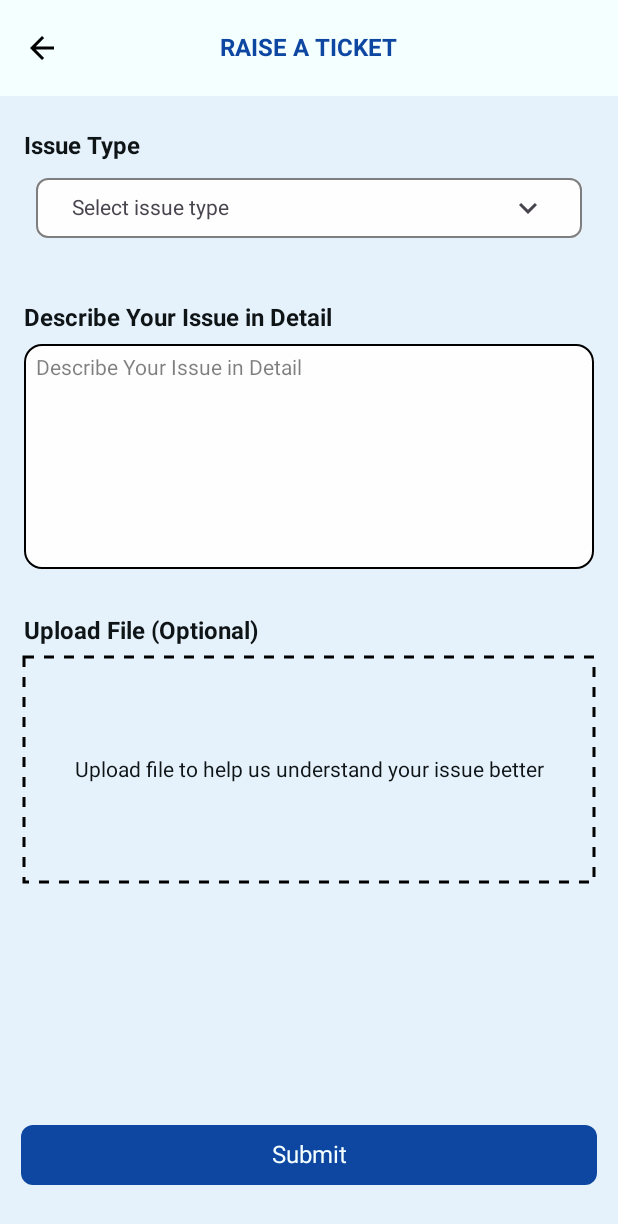
After one commit to deshkaustubh/Internship1Project, an Android app built with Jetpack Compose: the RaiseTicketScreen screen opened through its navigation route, on a phone screen of 412 x 824 dp. The commit adds this screen. Shown: the top 1224 px of the screen. Run offline under Robolectric (Android 15) with nearby library versions, the phone set to English and light mode, and no system bars; our stand-ins replace accompanist.

Commit message:
implemented dashboard floating button screens and navigation both

```diff
--- a/app/src/main/java/com/example/internship1project/composables/DashboardComposables.kt
+++ b/app/src/main/java/com/example/internship1project/composables/DashboardComposables.kt
@@ -70,7 +70,9 @@ import kotlinx.coroutines.launch
 @Composable
 fun DashboardPunchCard(modifier: Modifier = Modifier) {
     Box(
-        modifier = modifier.fillMaxWidth().padding(0.dp)
+        modifier = modifier
+            .fillMaxWidth()
+            .padding(0.dp)
     ) {
         Box(
             modifier = Modifier
@@ -107,13 +109,20 @@ fun DashboardPunchCard(modifier: Modifier = Modifier) {
                             )
                         )
                     )
-                    .padding(top= 8.dp, bottom = 12.dp, start = 12.dp, end = 12.dp)
+                    .padding(top = 8.dp, bottom = 12.dp, start = 12.dp, end = 12.dp)
             ) {
                 // main element -> Punch card
                 Card(
                     modifier = Modifier
                         .fillMaxSize()
-                        .clip(RoundedCornerShape(bottomStart = 32.dp, bottomEnd = 32.dp, topStart = 1.dp, topEnd = 1.dp)),
+                        .clip(
+                            RoundedCornerShape(
+                                bottomStart = 32.dp,
+                                bottomEnd = 32.dp,
+                                topStart = 1.dp,
+                                topEnd = 1.dp
+                            )
+                        ),
                     colors = CardDefaults.cardColors(
                         containerColor = Color(0xFFdaebfd)
                     )
@@ -149,7 +158,10 @@ fun DashboardPunchCard(modifier: Modifier = Modifier) {
                                 )
                             }
                         Spacer(modifier = Modifier.width(20.dp))
-                        Spacer(modifier = Modifier.height(40.dp).background(color = Color(0xFFd8e5ee)).padding(1.dp))
+                        Spacer(modifier = Modifier
+                            .height(40.dp)
+                            .background(color = Color(0xFFd8e5ee))
+                            .padding(1.dp))
                         Spacer(modifier = Modifier.width(20.dp))
 
                         Button(
@@ -233,9 +245,9 @@ fun DashboardTopAppBar(drawerState: DrawerState ) {
 
 // Support button - bottom right
 @Composable
-fun DashboardFloatingActionButton() {
+fun DashboardFloatingActionButton(onClick: () -> Unit) {
     FloatingActionButton(
-        onClick = { /* Handle Support Action */ },
+        onClick = { onClick() } ,
         containerColor = MaterialTheme.colorScheme.tertiary,
         shape = RoundedCornerShape(50.dp),
         modifier = Modifier.padding(16.dp)
--- a/app/src/main/java/com/example/internship1project/screens/ABStartApp.kt
+++ b/app/src/main/java/com/example/internship1project/screens/ABStartApp.kt
@@ -40,10 +40,17 @@ enum class DashboardAndDrawerScreens {
     MyResignation,
     TeamResignation,
 
+    //Dashboard Floating Action Button
+    DashboardFloatingActionButton,
+
     // drawer Screen unique items
     Policy,
     MyHolidays,
     MyTeamEmployees
+}
+
+enum class ScreenToScreen {
+    HelpSupportToRaiseTicket
 }
 
 @Composable
@@ -106,7 +113,30 @@ fun ABStartApp(navController: NavHostController = rememberNavController()) {
                             else -> ABStartApp.Dashboard.name
                         }
                     )
+                },
+                onFloatingActionButtonClicked = {
+                    navController.navigate(DashboardAndDrawerScreens.DashboardFloatingActionButton.name)
                 }
+            )
+        }
+
+
+        // Help and Support Screen from Dashboard Floating Action Button
+
+        composable(route= DashboardAndDrawerScreens.DashboardFloatingActionButton.name){
+            HelpAndSupportScreen(
+                navigateBack = { navController.popBackStack() },
+                onRaiseTicketButtonClick = {
+                    navController.navigate(ScreenToScreen.HelpSupportToRaiseTicket.name)
+                }
+            )
+        }
+
+        // Raise a Ticket Screen From Help and Support
+
+        composable(route = ScreenToScreen.HelpSupportToRaiseTicket.name) {
+            RaiseTicketScreen(
+                navigateBack = {navController.popBackStack()}
             )
         }
 
--- a/app/src/main/java/com/example/internship1project/screens/DashboardScreen.kt
+++ b/app/src/main/java/com/example/internship1project/screens/DashboardScreen.kt
@@ -47,7 +47,7 @@ import com.google.accompanist.systemuicontroller.rememberSystemUiController
 import kotlinx.coroutines.launch
 
 @Composable
-fun DashboardScreen(onCardClicked: (Int) -> Unit, onDrawerOptionClicked: (Int) -> Unit) {
+fun DashboardScreen(onCardClicked: (Int) -> Unit, onDrawerOptionClicked: (Int) -> Unit, onFloatingActionButtonClicked:()-> Unit ) {
     val drawerState = rememberDrawerState(initialValue = DrawerValue.Closed)
     val systemUiController = rememberSystemUiController()
     val statusBarColor = Color(0xFF0a3579)
@@ -75,7 +75,11 @@ fun DashboardScreen(onCardClicked: (Int) -> Unit, onDrawerOptionClicked: (Int) -
         }
         Scaffold(
             topBar = { DashboardTopAppBar(drawerState) },
-            floatingActionButton = { DashboardFloatingActionButton() },
+            floatingActionButton = {
+                DashboardFloatingActionButton(
+                    onClick = { onFloatingActionButtonClicked() }
+                )
+            },
             containerColor = MaterialTheme.colorScheme.background,
             contentWindowInsets = WindowInsets.safeContent
         ) { innerPadding ->
--- /dev/null
+++ b/app/src/main/java/com/example/internship1project/screens/RaiseTicketScreen.kt
@@ -0,0 +1,299 @@
+package com.example.internship1project.screens
+
+import androidx.compose.foundation.BorderStroke
+import androidx.compose.foundation.background
+import androidx.compose.foundation.layout.Arrangement
+import androidx.compose.foundation.layout.Column
+import androidx.compose.foundation.layout.Spacer
+import androidx.compose.foundation.layout.WindowInsets
+import androidx.compose.foundation.layout.fillMaxSize
+import androidx.compose.foundation.layout.fillMaxWidth
+import androidx.compose.foundation.layout.height
+import androidx.compose.foundation.layout.padding
+import androidx.compose.foundation.layout.safeContent
+import androidx.compose.foundation.layout.width
+import androidx.compose.foundation.shape.RoundedCornerShape
+import androidx.compose.material.icons.Icons
+import androidx.compose.material.icons.filled.ArrowBack
+import androidx.compose.material.icons.outlined.Menu
+import androidx.compose.material3.Button
+import androidx.compose.material3.ButtonDefaults
+import androidx.compose.material3.CenterAlignedTopAppBar
+import androidx.compose.material3.ExperimentalMaterial3Api
+import androidx.compose.material3.FabPosition
+import androidx.compose.material3.Icon
+import androidx.compose.material3.IconButton
+import androidx.compose.material3.MaterialTheme
+import androidx.compose.material3.OutlinedButton
+import androidx.compose.material3.OutlinedTextField
+import androidx.compose.material3.Scaffold
+import androidx.compose.material3.Text
+import androidx.compose.material3.TopAppBarDefaults
+import androidx.compose.runtime.Composable
+import androidx.compose.runtime.SideEffect
+import androidx.compose.runtime.getValue
+import androidx.compose.runtime.mutableStateOf
+import androidx.compose.runtime.remember
+import androidx.compose.runtime.setValue
+import androidx.compose.ui.res.dimensionResource
+import androidx.compose.ui.res.stringResource
+import androidx.compose.ui.text.font.FontWeight
+import androidx.compose.ui.tooling.preview.Preview
+import androidx.compose.ui.unit.dp
+import androidx.compose.ui.unit.sp
+import com.example.internship1project.R
+import com.example.internship1project.ui.theme.Internship1ProjectTheme
+import com.google.accompanist.systemuicontroller.rememberSystemUiController
+import androidx.compose.foundation.background
+import androidx.compose.foundation.border
+import androidx.compose.foundation.layout.*
+import androidx.compose.foundation.text.BasicTextField
+import androidx.compose.material.icons.filled.ArrowDropDown
+import androidx.compose.material.icons.filled.ArrowDropUp
+import androidx.compose.material.icons.filled.KeyboardArrowDown
+import androidx.compose.material.icons.filled.KeyboardArrowUp
+import androidx.compose.material.icons.outlined.ArrowBack
+import androidx.compose.material3.*
+import androidx.compose.runtime.*
+import androidx.compose.ui.Alignment
+import androidx.compose.ui.Modifier
+import androidx.compose.ui.draw.clip
+import androidx.compose.ui.draw.drawWithContent
+import androidx.compose.ui.graphics.Color
+import androidx.compose.ui.graphics.PathEffect
+import androidx.compose.ui.text.style.TextAlign
+import androidx.compose.ui.unit.dp
+
+
+@OptIn(ExperimentalMaterial3Api::class)
+@Composable
+fun RaiseTicketScreen(navigateBack: () -> Unit) {
+    val systemUiController = rememberSystemUiController()
+    val statusBarColor = Color(0xFF0a3579)
+    val navigationBarColor = Color(0xFFe5f2fb)
+
+    SideEffect {
+        systemUiController.setStatusBarColor(color = statusBarColor)
+        systemUiController.setNavigationBarColor(color = navigationBarColor)
+    }
+
+    Scaffold(
+        topBar = {
+            CenterAlignedTopAppBar(
+                title = {
+                    Text(
+                        text = (stringResource(id = R.string.raise_ticket)),
+                        style = MaterialTheme.typography.headlineLarge,
+                        fontSize = 16.sp,
+                        fontWeight = FontWeight.Bold
+                    )
+                },
+                colors = TopAppBarDefaults.topAppBarColors(
+                    containerColor = MaterialTheme.colorScheme.onPrimary,
+                    titleContentColor = MaterialTheme.colorScheme.primary
+                ),
+                navigationIcon = {
+                    IconButton(
+                        onClick = { navigateBack() }
+                    ) {
+                        Icon(
+                            imageVector = Icons.Outlined.ArrowBack,
+                            contentDescription = "Menu",
+                            tint = Color.Black,
+                        )
+                    }
+                }
+            )
+        },
+        floatingActionButton = { SubmitButton()},
+        floatingActionButtonPosition = FabPosition.Center,
+        contentWindowInsets = WindowInsets.safeContent
+    ) { innerPadding ->
+        RaiseTicket(
+            modifier = Modifier.padding(innerPadding)
+        )
+    }
+}
+
+@Composable
+fun RaiseTicket(modifier: Modifier = Modifier) {
+    Column(
+        modifier = modifier
+            .padding(16.dp)
+            .fillMaxSize()
+            .background(MaterialTheme.colorScheme.background)
+    ) {
+        Spacer(modifier = Modifier.height(8.dp))
+        Text(
+            text = stringResource(R.string.issue_type),
+            fontWeight = FontWeight.Bold,
+            color = MaterialTheme.colorScheme.onBackground,
+            style = MaterialTheme.typography.bodyLarge
+        )
+        IssueTypeDropdown()
+        Spacer(modifier = Modifier.height(32.dp))
+        Text(
+            text = stringResource(R.string.issue_describe),
+            fontWeight = FontWeight.Bold,
+            color = MaterialTheme.colorScheme.onBackground,
+            style = MaterialTheme.typography.bodyLarge
+        )
+        Spacer(modifier = Modifier.height(8.dp))
+        IssueDescriptionField()
+        Spacer(modifier = Modifier.height(32.dp))
+        Text(
+            text = stringResource(R.string.issue_upload),
+            fontWeight = FontWeight.Bold,
+            color = MaterialTheme.colorScheme.onBackground,
+            style = MaterialTheme.typography.bodyLarge
+        )
+        Spacer(modifier = Modifier.height(8.dp))
+        UploadFileCard()
+    }
+}
+
+@Composable
+fun IssueTypeDropdown() {
+    var expanded by remember { mutableStateOf(false) }
+    val items = listOf(stringResource(R.string.issue_type_bug_report), stringResource(R.string.issue_type_feature_request), stringResource(R.string.issue_type_other))
+    var selectedText by remember { mutableStateOf("Select issue type") }
+
+    Box(
+        modifier = Modifier
+            .fillMaxWidth()
+            .padding(8.dp)
+    ) {
+        OutlinedButton(
+            onClick = { expanded = !expanded },
+            modifier = Modifier.fillMaxWidth().clip(RoundedCornerShape(8.dp)),
+            colors = ButtonDefaults.outlinedButtonColors(
+                containerColor = MaterialTheme.colorScheme.surface
+            ),
+            border = BorderStroke(1.dp, MaterialTheme.colorScheme.onSurface.copy(alpha = 0.5f)), shape = RoundedCornerShape(8.dp)
+        ) {
+            Row(
+                modifier = Modifier.fillMaxWidth(),
+                verticalAlignment = Alignment.CenterVertically
+            ) {
+                Text(
+                    text = selectedText,
+                    style = MaterialTheme.typography.bodyMedium,
+                    modifier = Modifier.weight(1f),
+                    textAlign = TextAlign.Start
+                )
+                Icon(
+                    imageVector = if (expanded) Icons.Filled.KeyboardArrowUp else Icons.Filled.KeyboardArrowDown,
+                    contentDescription = "Dropdown Arrow"
+                )
+            }
+        }
+        DropdownMenu(
+            expanded = expanded,
+            onDismissRequest = { expanded = false },
+            modifier = Modifier.fillMaxWidth().padding(16.dp).background(color = MaterialTheme.colorScheme.surface, shape = RoundedCornerShape(8.dp))
+        ) {
+            items.forEach { item ->
+                DropdownMenuItem(
+                    onClick = {
+                        selectedText = item
+                        expanded = false
+                    },
+                    text = { Text(text = item, style = MaterialTheme.typography.bodyMedium) }
+                )
+            }
+        }
+    }
+}
+
+
+@Composable
+fun IssueDescriptionField() {
+    var value by remember { mutableStateOf("") }
+
+    BasicTextField(
+        value = value,
+        onValueChange = { value = it },
+        textStyle = MaterialTheme.typography.bodyMedium,
+        modifier = Modifier
+            .fillMaxWidth()
+            .height(150.dp)
+            .border(1.dp, Color.Black, shape = MaterialTheme.shapes.medium)
+            .background(MaterialTheme.colorScheme.surface, shape = MaterialTheme.shapes.medium)
+            .padding(8.dp),
+        decorationBox = { innerTextField ->
+            Box(modifier = Modifier.fillMaxSize()) {
+                if (value.isEmpty()) {
+                    Text(
+                        text = stringResource(R.string.issue_describe),
+                        style = MaterialTheme.typography.bodyMedium,
+                        color = MaterialTheme.colorScheme.onSurface.copy(alpha = 0.5f)
+                    )
+                }
+                innerTextField()
+            }
+        }
+    )
+}
+
+@Composable
+fun UploadFileCard() {
+    Card(
+        modifier = Modifier
+            .fillMaxWidth()
+            .height(150.dp)
+//            .border(
+//                width = 1.dp,
+//                color = Color.Black,
+//                shape = MaterialTheme.shapes.medium
+//            )
+            .drawWithContent {
+                drawContent()
+                drawRect(
+                    color = Color.Black,
+                    style = androidx.compose.ui.graphics.drawscope.Stroke(
+                        width = 2.dp.toPx(),
+                        pathEffect = PathEffect.dashPathEffect(floatArrayOf(10f, 10f), 0f,
+                        )
+                    ),
+                )
+            },
+        colors = CardDefaults.cardColors(containerColor = Color.Transparent)
+    ) {
+        Box(
+            modifier = Modifier.fillMaxSize(),
+            contentAlignment = Alignment.Center
+        ) {
+            Text(
+                text = stringResource(R.string.issue_upload_file_prompt),
+                style = MaterialTheme.typography.bodyMedium,
+                textAlign = TextAlign.Center
+            )
+        }
+    }
+}
+@Composable
+fun SubmitButton() {
+    Button(
+        onClick = {},
+        modifier = Modifier
+            .fillMaxWidth()
+            .padding(14.dp),
+        shape = RoundedCornerShape(8.dp)
+    ) {
+        Text(
+            text = stringResource(R.string.issue_submit_button),
+            fontSize = 16.sp
+        )
+    }
+}
+
+
+@Preview
+@Composable
+fun RaiseTicketScreenPreview() {
+    Internship1ProjectTheme {
+        RaiseTicketScreen(
+            navigateBack = {}
+        )
+    }
+}
--- a/app/src/main/res/values/strings.xml
+++ b/app/src/main/res/values/strings.xml
@@ -19,8 +19,29 @@
     <string name="my_holidays">MY HOLIDAYS</string>
     <string name="my_team_employees">MY TEAM EMPLOYEES</string>
 
-<!--    No records Found-->
+<!--    Other Screens-->
+    <string name="help_and_support">HELP AND SUPPORT</string>
+    <string name="raise_ticket">RAISE A TICKET</string>
+
+    <!--    No records Found-->
     <string name="no_records_found">No Records Found</string>
     <string name="no_payslips_found">No Payslips Found</string>
     <string name="no_policies_found">No Policies Found</string>
+    <string name="no_issue_tickets_found">No Issue Tickets Found</string>
+
+<!--    Help and Support-->
+    <string name="help_and_support_button">Raise a New Ticket</string>
+    <string name="help_and_support_description">You have no active support tickets. If you need help, please raise a new ticket</string>
+
+<!--    Raise Ticket-->
+    <string name="issue_type">Issue Type</string>
+    <string name="issue_describe">Describe Your Issue in Detail</string>
+    <string name="issue_upload">Upload File (Optional)</string>
+    <string name="issue_type_bug_report">Bug Report</string>
+    <string name="issue_type_feature_request">Feature Request</string>
+    <string name="issue_type_other">Other</string>
+    <string name="issue_type_select_issue">Select issue type</string>
+    <string name="issue_description_field">Describe your issue in detail</string>
+    <string name="issue_upload_file_prompt">Upload file to help us understand your issue better</string>
+    <string name="issue_submit_button">Submit</string>
 </resources>
```
Also changed, not shown: app/src/main/java/com/example/internship1project/screens/HelpAndSupportScreen.kt (added, +154 -0 lines).
